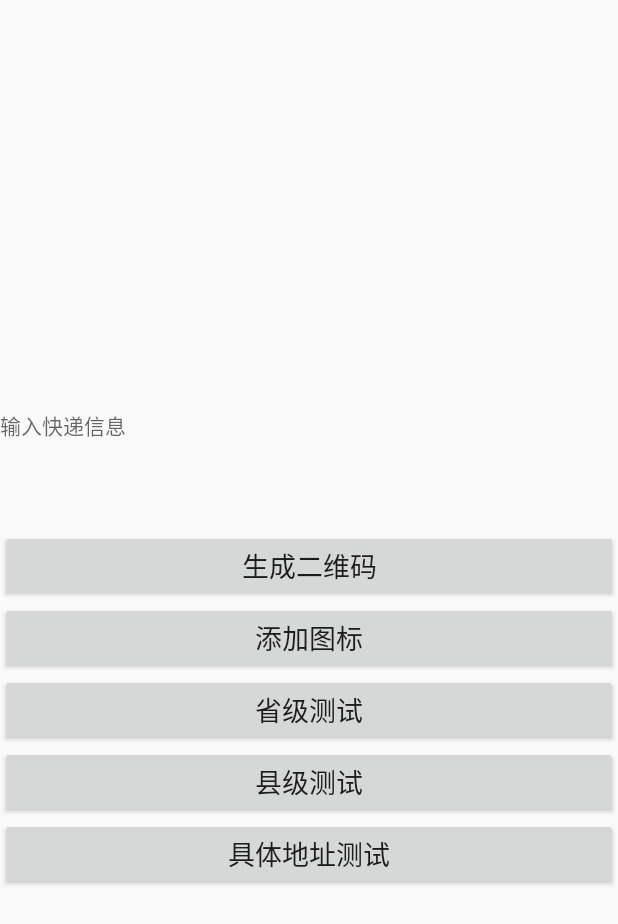
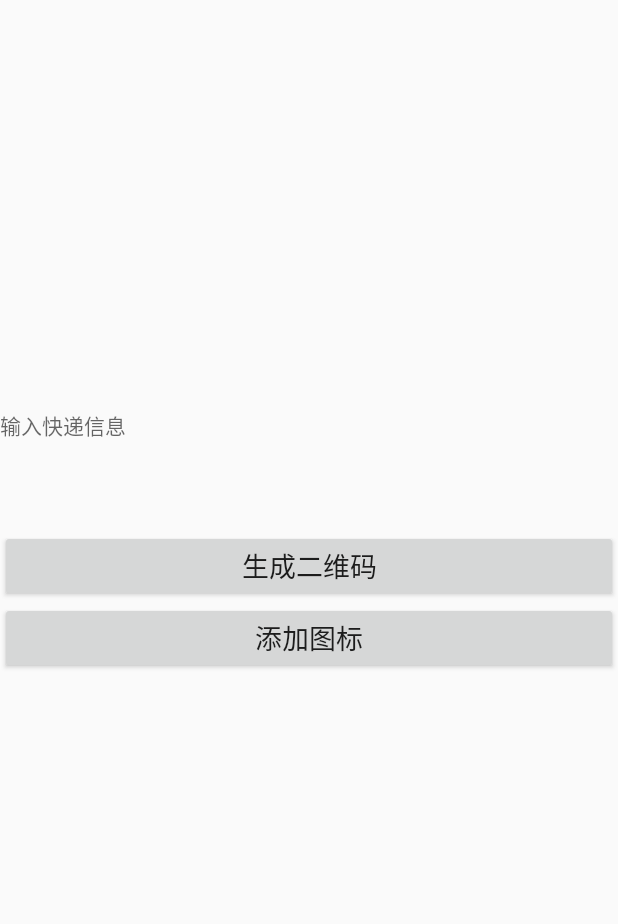
Before and after one commit to lxyeternal/Express-android, an Android app: the QRcode screen opened directly, with no data from a screen before it, on a phone screen of 412 x 824 dp. Shown: the top 924 px of the screen. Run offline under Robolectric (Android 15) with nearby library versions, the phone set to English and light mode, and no system bars.

Commit message:
到此就基本的核心就实现了，分段加密功能

```diff
--- a/app/src/main/java/com/sunofbeaches/List/Sendpackage.java
+++ b/app/src/main/java/com/sunofbeaches/List/Sendpackage.java
@@ -338,7 +338,7 @@ public class Sendpackage extends AppCompatActivity implements View.OnClickListen
 //                 String  encryspread = RSAUtils.encrypt(PUCLIC_KEY,spread);
                  String  encry1 = RSAUtils.encrypt(PUCLIC_KEY,"省份："+CurrentProvinceName);
                  String  encry2 = RSAUtils.encrypt(PUCLIC_KEY1,"县级："+CurrentDistrictName);
-                 String  encry3 = RSAUtils.encrypt(PUCLIC_KEY2,"具体地址：" + detailsaddress + '\n' + "联系电话：" + phonenuber);
+                 String  encry3 = RSAUtils.encrypt(PUCLIC_KEY2,"收件人："+ recv_name + '\n' + "具体地址：" + detailsaddress + '\n' + "联系电话：" + phonenuber);
                  String  encryspread = encry1 + "###" + encry2 + "###" + encry3;
 //                address.save(new SaveListener<String>() {
 //                    @Override
--- a/app/src/main/java/com/sunofbeaches/mainlooper/QRcode.java
+++ b/app/src/main/java/com/sunofbeaches/mainlooper/QRcode.java
@@ -27,7 +27,6 @@ import com.google.zxing.common.BitMatrix;
 import com.google.zxing.common.HybridBinarizer;
 import com.google.zxing.qrcode.QRCodeReader;
 import com.google.zxing.qrcode.QRCodeWriter;
-import com.sunofbeaches.Encode.encrypt.RSAUtils;
 
 import java.util.Hashtable;
 import java.util.regex.Matcher;
@@ -91,9 +90,9 @@ public class QRcode extends Activity {
 
         Button bt1=(Button)findViewById(R.id.button1);
         Button bt2=(Button)findViewById(R.id.button2);
-        Button bt3=(Button)findViewById(R.id.button3);
-        Button bt4=(Button)findViewById(R.id.button4);
-        Button bt5=(Button)findViewById(R.id.button5);
+//        Button bt3=(Button)findViewById(R.id.button3);
+//        Button bt4=(Button)findViewById(R.id.button4);
+//        Button bt5=(Button)findViewById(R.id.button5);
 
         bt1.setOnClickListener(new View.OnClickListener() {
             @Override
@@ -120,39 +119,39 @@ public class QRcode extends Activity {
             }
         });
 
-        bt3.setOnClickListener(new View.OnClickListener() {
-            @Override
-            public void onClick(View v) {
-
-                String destring1 = string.split("###")[0];
-                String decryptStr1 =RSAUtils.decrypt(PRIVATE_KEY,destring1);
-                TextView editText=(TextView)findViewById(R.id.editText);
-                editText.setText(decryptStr1);
-            }
-        });
-
-        bt4.setOnClickListener(new View.OnClickListener() {
-            @Override
-            public void onClick(View v) {
-
-                String destring2 = string.split("###")[1];
-                String decryptStr2 =RSAUtils.decrypt(PRIVATE_KEY1,destring2);
-                TextView editText=(TextView)findViewById(R.id.editText);
-                editText.setText(decryptStr2);
-            }
-        });
-
-
-        bt5.setOnClickListener(new View.OnClickListener() {
-            @Override
-            public void onClick(View v) {
-
-                String destring3 = string.split("###")[2];
-                String decryptStr3 =RSAUtils.decrypt(PRIVATE_KEY2,destring3);
-                TextView editText=(TextView)findViewById(R.id.editText);
-                editText.setText(decryptStr3);
-            }
-        });
+//        bt3.setOnClickListener(new View.OnClickListener() {
+//            @Override
+//            public void onClick(View v) {
+//
+//                String destring1 = string.split("###")[0];
+//                String decryptStr1 =RSAUtils.decrypt(PRIVATE_KEY,destring1);
+//                TextView editText=(TextView)findViewById(R.id.editText);
+//                editText.setText(decryptStr1);
+//            }
+//        });
+//
+//        bt4.setOnClickListener(new View.OnClickListener() {
+//            @Override
+//            public void onClick(View v) {
+//
+//                String destring2 = string.split("###")[1];
+//                String decryptStr2 =RSAUtils.decrypt(PRIVATE_KEY1,destring2);
+//                TextView editText=(TextView)findViewById(R.id.editText);
+//                editText.setText(decryptStr2);
+//            }
+//        });
+//
+//
+//        bt5.setOnClickListener(new View.OnClickListener() {
+//            @Override
+//            public void onClick(View v) {
+//
+//                String destring3 = string.split("###")[2];
+//                String decryptStr3 =RSAUtils.decrypt(PRIVATE_KEY2,destring3);
+//                TextView editText=(TextView)findViewById(R.id.editText);
+//                editText.setText(decryptStr3);
+//            }
+//        });
 
     }
 
--- a/app/src/main/res/layout/qrcode.xml
+++ b/app/src/main/res/layout/qrcode.xml
@@ -34,22 +34,22 @@
         android:layout_height="wrap_content"
         android:text="添加图标"
         android:textSize="18sp" />
-    <Button
-        android:id="@+id/button3"
-        android:layout_width="match_parent"
-        android:layout_height="wrap_content"
-        android:text="省级测试"
-        android:textSize="18sp" />
-    <Button
-        android:id="@+id/button4"
-        android:layout_width="match_parent"
-        android:layout_height="wrap_content"
-        android:text="县级测试"
-        android:textSize="18sp" />
-    <Button
-        android:id="@+id/button5"
-        android:layout_width="match_parent"
-        android:layout_height="wrap_content"
-        android:text="具体地址测试"
-        android:textSize="18sp" />
+    <!--<Button-->
+        <!--android:id="@+id/button3"-->
+        <!--android:layout_width="match_parent"-->
+        <!--android:layout_height="wrap_content"-->
+        <!--android:text="省级测试"-->
+        <!--android:textSize="18sp" />-->
+    <!--<Button-->
+        <!--android:id="@+id/button4"-->
+        <!--android:layout_width="match_parent"-->
+        <!--android:layout_height="wrap_content"-->
+        <!--android:text="县级测试"-->
+        <!--android:textSize="18sp" />-->
+    <!--<Button-->
+        <!--android:id="@+id/button5"-->
+        <!--android:layout_width="match_parent"-->
+        <!--android:layout_height="wrap_content"-->
+        <!--android:text="具体地址测试"-->
+        <!--android:textSize="18sp" />-->
 </LinearLayout>
```
Also changed, not shown: 7 other files.
